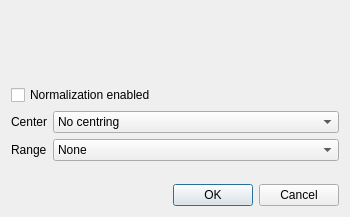
Old version of the form ui/norm_settings.ui in the repository eremeykin/ectgui2.
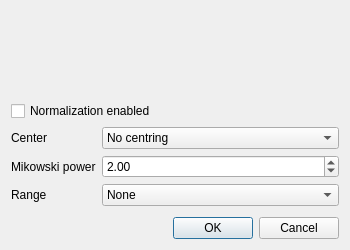
New version of the form. Icons and pictures are not drawn.

Diff of the .ui file:
```diff
--- a/ui/norm_settings.ui
+++ b/ui/norm_settings.ui
@@ -10,7 +10,7 @@
     <x>0</x>
     <y>0</y>
     <width>350</width>
-    <height>217</height>
+    <height>250</height>
    </rect>
   </property>
   <property name="sizePolicy">
@@ -101,14 +101,14 @@
          </item>
         </widget>
        </item>
-       <item row="1" column="0">
+       <item row="2" column="0">
         <widget class="QLabel" name="label_range">
          <property name="text">
           <string>Range</string>
          </property>
         </widget>
        </item>
-       <item row="1" column="1">
+       <item row="2" column="1">
         <widget class="QComboBox" name="combo_box_range">
          <item>
           <property name="text">
@@ -132,6 +132,29 @@
          </item>
         </widget>
        </item>
+       <item row="1" column="0">
+        <widget class="QLabel" name="label">
+         <property name="text">
+          <string>Mikowski power</string>
+         </property>
+        </widget>
+       </item>
+       <item row="1" column="1">
+        <widget class="QDoubleSpinBox" name="spin_box_power">
+         <property name="minimum">
+          <double>1.000000000000000</double>
+         </property>
+         <property name="maximum">
+          <double>10.000000000000000</double>
+         </property>
+         <property name="singleStep">
+          <double>0.100000000000000</double>
+         </property>
+         <property name="value">
+          <double>2.000000000000000</double>
+         </property>
+        </widget>
+       </item>
       </layout>
      </item>
     </layout>
```
